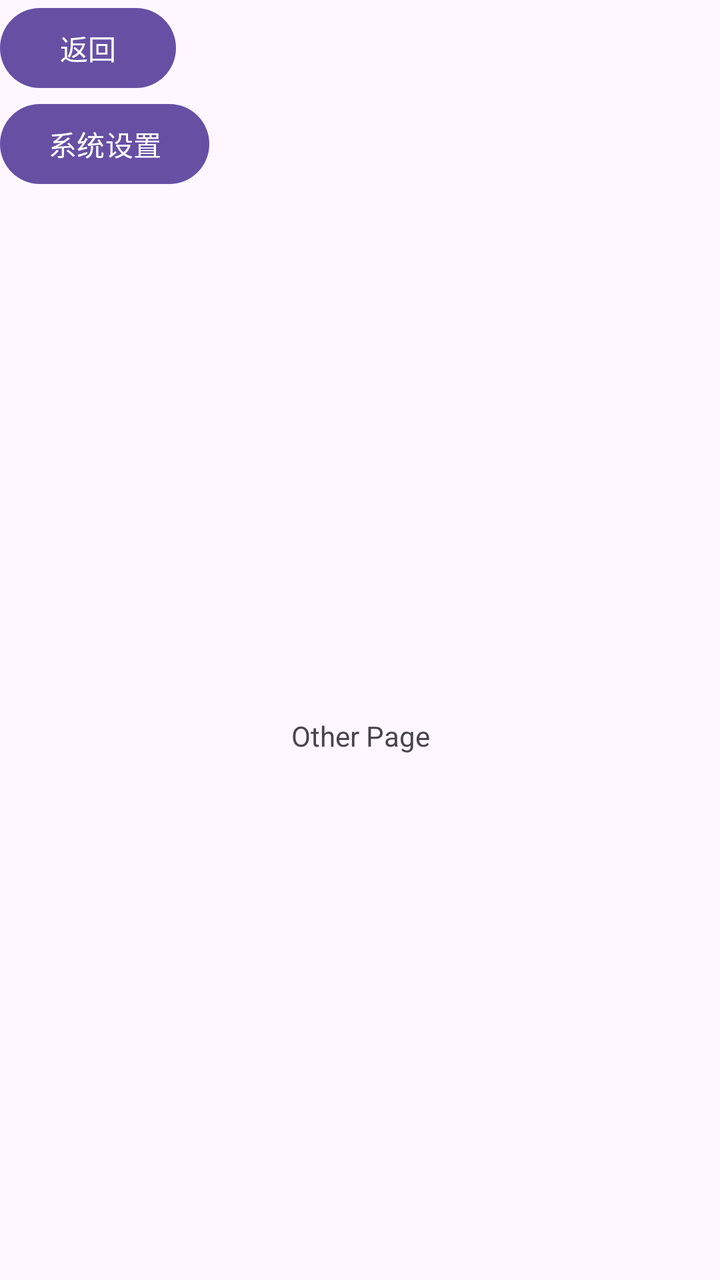
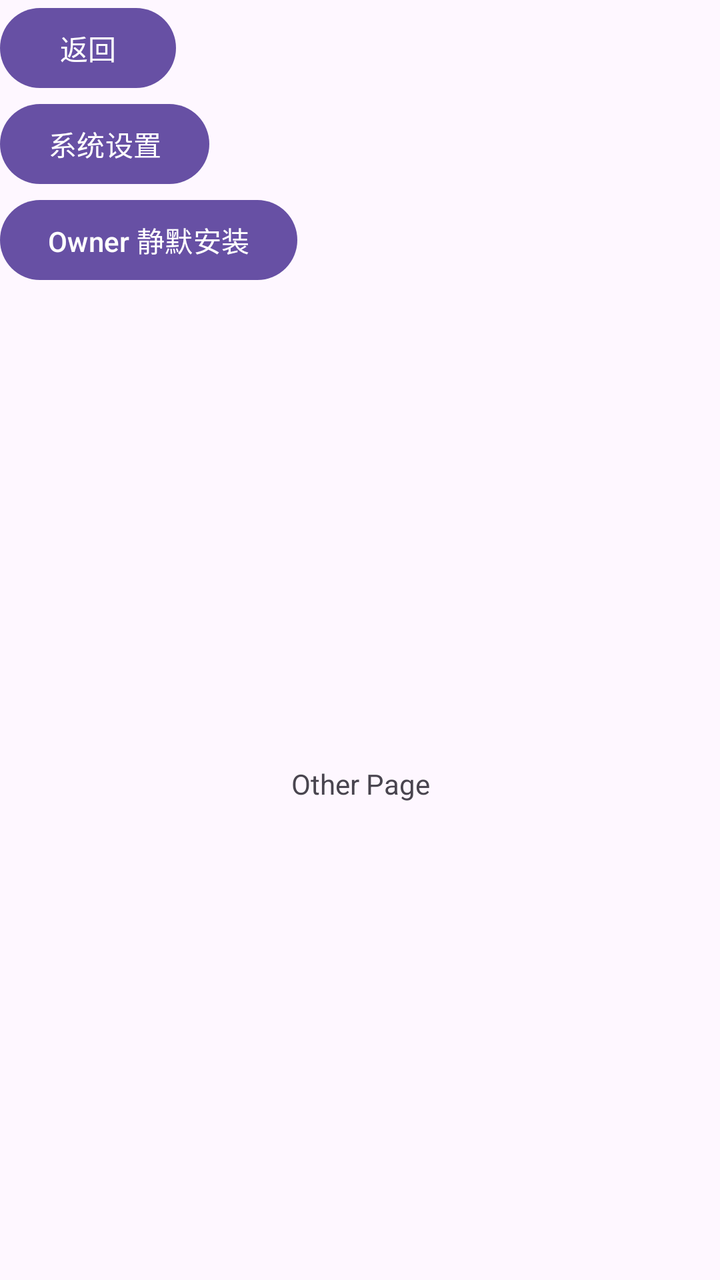

Before-and-after screenshots of an Android layout around one commit, followed by the original layout XML and the change that was made.
<!-- AndroidManifest.xml: application theme Theme.TestAndroidKiosk -->
<!-- res/layout/activity_other.xml -->
<?xml version="1.0" encoding="utf-8"?>
<LinearLayout xmlns:android="http://schemas.android.com/apk/res/android"
    android:layout_width="match_parent"
    android:layout_height="match_parent"
    android:orientation="vertical">

    <Button
        android:id="@+id/btn_back"
        android:layout_width="wrap_content"
        android:layout_height="wrap_content"
        android:text="返回" />

    <Button
        android:id="@+id/btn_sys_setting"
        android:layout_width="wrap_content"
        android:layout_height="wrap_content"
        android:text="系统设置" />

    <TextView
        android:layout_width="match_parent"
        android:layout_height="match_parent"
        android:gravity="center"
        android:text="Other Page"
        android:textAllCaps="false" />

</LinearLayout>
<!-- resources referenced by this layout -->
<resources>
  <style name="Theme.TestAndroidKiosk" parent="Base.Theme.TestAndroidKiosk" />
  <style name="Base.Theme.TestAndroidKiosk" parent="Theme.Material3.DayNight.NoActionBar">
          
          
      </style>
</resources>

<!-- the commit's change to res/layout/activity_other.xml (unified diff, before → after) -->
@@ -16,6 +16,12 @@
         android:layout_height="wrap_content"
         android:text="系统设置" />
 
+    <Button
+        android:id="@+id/btn_install_apk"
+        android:layout_width="wrap_content"
+        android:layout_height="wrap_content"
+        android:text="Owner 静默安装" />
+
     <TextView
         android:layout_width="match_parent"
         android:layout_height="match_parent"
